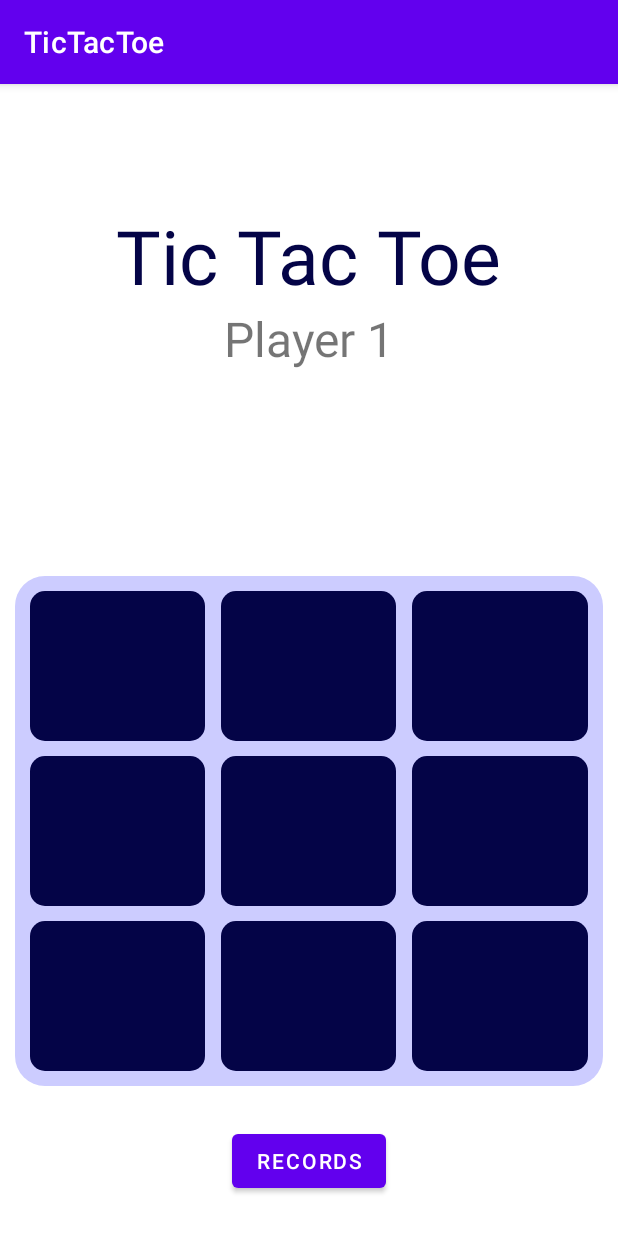
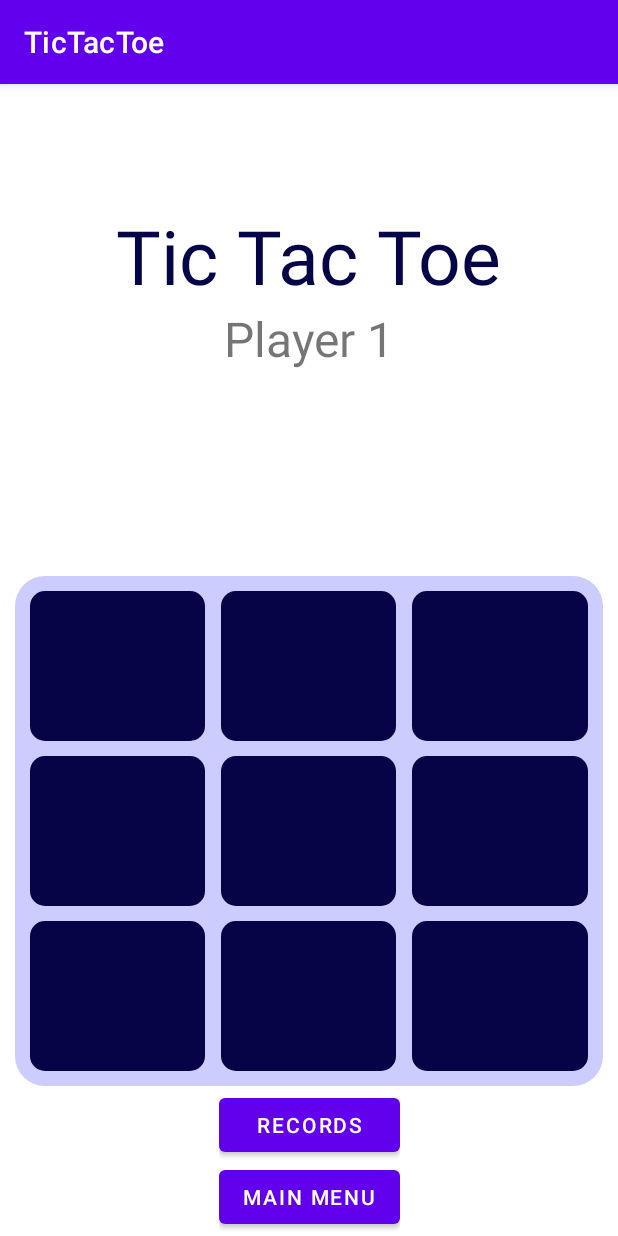
Before and after one commit to YoafOvershoes/tictactoe-android, an Android app: the MainActivity screen opened directly, with no data from a screen before it, on a phone screen of 412 x 824 dp. Run offline under Robolectric (Android 15) with nearby library versions, the phone set to English and light mode, and no system bars.

Commit message:
created some accessability buttons

```diff
--- a/TicTacToe/app/src/main/java/com/example/tictactoe/MainActivity.java
+++ b/TicTacToe/app/src/main/java/com/example/tictactoe/MainActivity.java
@@ -43,6 +43,7 @@ public class MainActivity extends AppCompatActivity {
     int winningPlayer;
 
     Button gotoRecords;
+    Button goToMainMenu;
 
     @Override
     protected void onCreate(Bundle savedInstanceState) {
@@ -56,6 +57,14 @@ public class MainActivity extends AppCompatActivity {
         gotoRecords.setOnClickListener(view -> {
             Intent recordIntent = new Intent(this, GameRecordsActivity.class);
             startActivity(recordIntent);
+            finish();
+        });
+
+        goToMainMenu = findViewById(R.id.goToMainMenu);
+        goToMainMenu.setOnClickListener(view -> {
+            Intent recordIntent = new Intent(this, MainMenuActivity.class);
+            startActivity(recordIntent);
+            finish();
         });
 
 
--- a/TicTacToe/app/src/main/res/layout/activity_main.xml
+++ b/TicTacToe/app/src/main/res/layout/activity_main.xml
@@ -13,30 +13,31 @@
         android:layout_height="wrap_content"
         android:layout_marginBottom="100dp"
         android:text="@string/tictactoeheader"
+        android:textColor="@color/dark_blue"
         android:textSize="50sp"
-        android:textColor="@color/dark_blue"
         app:layout_constraintBottom_toTopOf="@+id/linearLayout"
         app:layout_constraintEnd_toEndOf="parent"
         app:layout_constraintRight_toRightOf="parent"
         app:layout_constraintStart_toStartOf="parent"
         app:layout_constraintTop_toTopOf="parent" />
+
     <TextView
         android:id="@+id/currPlayerTextView"
         android:layout_width="wrap_content"
         android:layout_height="wrap_content"
         android:text="@string/player_1"
         android:textSize="32sp"
-        app:layout_constraintTop_toBottomOf="@id/txtheader"
+        app:layout_constraintEnd_toEndOf="parent"
         app:layout_constraintStart_toStartOf="parent"
-        app:layout_constraintEnd_toEndOf="parent"/>
+        app:layout_constraintTop_toBottomOf="@id/txtheader" />
 
 
     <LinearLayout
-        android:layout_marginStart="10dp"
-        android:layout_marginEnd="10dp"
         android:id="@+id/linearLayout"
         android:layout_width="match_parent"
         android:layout_height="wrap_content"
+        android:layout_marginStart="10dp"
+        android:layout_marginEnd="10dp"
         android:layout_marginBottom="100dp"
         android:background="@drawable/board_bg"
         android:orientation="vertical"
@@ -173,15 +174,36 @@
 
     </LinearLayout>
 
-
-    <Button
-        android:id="@+id/goToRecords"
+    <LinearLayout
         android:layout_width="wrap_content"
         android:layout_height="wrap_content"
-        app:layout_constraintTop_toBottomOf="@+id/linearLayout"
+        android:orientation="vertical"
         app:layout_constraintBottom_toBottomOf="parent"
+        app:layout_constraintEnd_toEndOf="@+id/linearLayout"
         app:layout_constraintStart_toStartOf="@+id/linearLayout"
-        app:layout_constraintEnd_toEndOf="@+id/linearLayout"
-        android:text="RECORDS"></Button>
+        app:layout_constraintTop_toBottomOf="@+id/linearLayout">
+
+
+        <Button
+            android:id="@+id/goToRecords"
+            android:layout_width="match_parent"
+            android:layout_height="wrap_content"
+            android:text="@string/records_button"
+            app:layout_constraintBottom_toBottomOf="parent"
+            app:layout_constraintEnd_toEndOf="@+id/goToMainMenu"
+            app:layout_constraintStart_toStartOf="@+id/goToMainMenu"
+            app:layout_constraintTop_toBottomOf="@+id/linearLayout"></Button>
+
+        <Button
+            android:id="@+id/goToMainMenu"
+            android:layout_width="wrap_content"
+            android:layout_height="wrap_content"
+            android:text="@string/main_menu_button_text"
+            app:layout_constraintBottom_toBottomOf="parent"
+            app:layout_constraintEnd_toEndOf="@+id/linearLayout"
+            app:layout_constraintStart_toStartOf="@+id/linearLayout"
+            app:layout_constraintTop_toBottomOf="@+id/linearLayout"></Button>
+
+    </LinearLayout>
 
 </androidx.constraintlayout.widget.ConstraintLayout>
--- a/TicTacToe/app/src/main/res/layout/activity_main_menu.xml
+++ b/TicTacToe/app/src/main/res/layout/activity_main_menu.xml
@@ -42,7 +42,7 @@
         android:id="@+id/gameRecordsBtn"
         android:layout_width="0dp"
         android:layout_height="wrap_content"
-        android:text="RECORDS"
+        android:text="@string/records_button"
         android:textSize="16sp"
         app:layout_constraintTop_toBottomOf="@+id/torurialBtn"
         app:layout_constraintStart_toStartOf="@id/playBtn"
--- a/TicTacToe/app/src/main/res/values/strings.xml
+++ b/TicTacToe/app/src/main/res/values/strings.xml
@@ -9,4 +9,6 @@
     <string name="save_btn">SAVE</string>
     <string name="new_record">NEW RECORD!!!</string>
     <string name="player_name_hint">PLAYER NAME</string>
+    <string name="records_button">RECORDS</string>
+    <string name="main_menu_button_text">MAIN MENU</string>
 </resources>
```
Also changed, not shown: TicTacToe/app/src/main/java/com/example/tictactoe/GameRecordsActivity.java (+9 -0 lines), TicTacToe/app/src/main/res/layout/activity_game_records.xml (+10 -0 lines).
